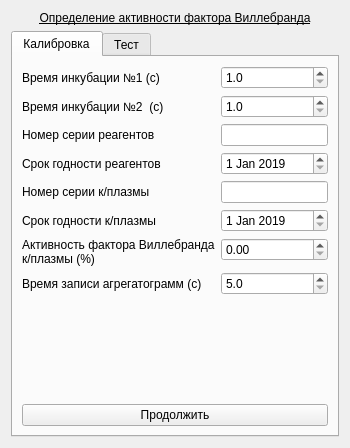
Above: choisedialog/agr2.ui from krang4d/Agrekola before the change. Below: the same form after it.
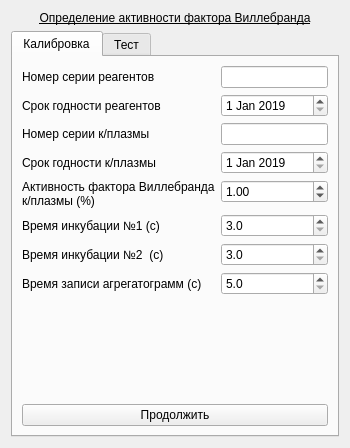
That is the form after the change.

Commit message: fix limits of all input date in the dialog widgets

```diff
--- a/choisedialog/agr2.ui
+++ b/choisedialog/agr2.ui
@@ -37,37 +37,23 @@
        <item>
         <layout class="QFormLayout" name="formLayout_calib">
          <item row="0" column="0">
-          <widget class="QLabel" name="label_calib_1">
-           <property name="text">
-            <string>Время инкубации №1 (с)</string>
-           </property>
-          </widget>
-         </item>
-         <item row="1" column="0">
-          <widget class="QLabel" name="label_calib_2">
-           <property name="text">
-            <string>Время инкубации №2  (с)</string>
-           </property>
-          </widget>
-         </item>
-         <item row="2" column="0">
           <widget class="QLabel" name="label_calib_3">
            <property name="text">
             <string>Номер серии реагентов</string>
            </property>
           </widget>
          </item>
-         <item row="2" column="1">
+         <item row="0" column="1">
           <widget class="QLineEdit" name="lineEdit_calibReagentSerial"/>
          </item>
-         <item row="3" column="0">
+         <item row="1" column="0">
           <widget class="QLabel" name="label_calib_4">
            <property name="text">
             <string>Срок годности реагентов</string>
            </property>
           </widget>
          </item>
-         <item row="3" column="1">
+         <item row="1" column="1">
           <widget class="QDateEdit" name="dateEdit_calibReagent">
            <property name="date">
             <date>
@@ -78,24 +64,24 @@
            </property>
           </widget>
          </item>
-         <item row="4" column="0">
+         <item row="2" column="0">
           <widget class="QLabel" name="label_calib_5">
            <property name="text">
             <string>Номер серии к/плазмы</string>
            </property>
           </widget>
          </item>
-         <item row="4" column="1">
+         <item row="2" column="1">
           <widget class="QLineEdit" name="lineEdit_calibKPlazmaSerial"/>
          </item>
-         <item row="5" column="0">
+         <item row="3" column="0">
           <widget class="QLabel" name="label_calib_6">
            <property name="text">
             <string>Срок годности к/плазмы</string>
            </property>
           </widget>
          </item>
-         <item row="5" column="1">
+         <item row="3" column="1">
           <widget class="QDateEdit" name="dateEdit_calibKPlazma">
            <property name="date">
             <date>
@@ -106,7 +92,7 @@
            </property>
           </widget>
          </item>
-         <item row="6" column="0">
+         <item row="4" column="0">
           <widget class="QLabel" name="label_calib_7">
            <property name="text">
             <string>Активность фактора Виллебранда
@@ -114,6 +100,62 @@
            </property>
           </widget>
          </item>
+         <item row="4" column="1">
+          <widget class="QDoubleSpinBox" name="doubleSpinBox_calibVillebrand">
+           <property name="singleStep">
+            <double>0.100000000000000</double>
+           </property>
+           <property name="value">
+            <double>1.000000000000000</double>
+           </property>
+          </widget>
+         </item>
+         <item row="5" column="0">
+          <widget class="QLabel" name="label_calib_1">
+           <property name="text">
+            <string>Время инкубации №1 (с)</string>
+           </property>
+          </widget>
+         </item>
+         <item row="5" column="1">
+          <widget class="QDoubleSpinBox" name="doubleSpinBox_calibIncubeTime_1">
+           <property name="decimals">
+            <number>1</number>
+           </property>
+           <property name="minimum">
+            <double>3.000000000000000</double>
+           </property>
+           <property name="maximum">
+            <double>300.000000000000000</double>
+           </property>
+           <property name="singleStep">
+            <double>0.100000000000000</double>
+           </property>
+          </widget>
+         </item>
+         <item row="6" column="0">
+          <widget class="QLabel" name="label_calib_2">
+           <property name="text">
+            <string>Время инкубации №2  (с)</string>
+           </property>
+          </widget>
+         </item>
+         <item row="6" column="1">
+          <widget class="QDoubleSpinBox" name="doubleSpinBox_calibIncubeTime_2">
+           <property name="decimals">
+            <number>1</number>
+           </property>
+           <property name="minimum">
+            <double>3.000000000000000</double>
+           </property>
+           <property name="maximum">
+            <double>300.000000000000000</double>
+           </property>
+           <property name="singleStep">
+            <double>0.100000000000000</double>
+           </property>
+          </widget>
+         </item>
          <item row="7" column="0">
           <widget class="QLabel" name="label_calib_8">
            <property name="text">
@@ -121,26 +163,6 @@
            </property>
           </widget>
          </item>
-         <item row="0" column="1">
-          <widget class="QDoubleSpinBox" name="doubleSpinBox_calibIncubeTime_1">
-           <property name="decimals">
-            <number>1</number>
-           </property>
-           <property name="minimum">
-            <double>1.000000000000000</double>
-           </property>
-          </widget>
-         </item>
-         <item row="1" column="1">
-          <widget class="QDoubleSpinBox" name="doubleSpinBox_calibIncubeTime_2">
-           <property name="decimals">
-            <number>1</number>
-           </property>
-           <property name="minimum">
-            <double>1.000000000000000</double>
-           </property>
-          </widget>
-         </item>
          <item row="7" column="1">
           <widget class="QDoubleSpinBox" name="doubleSpinBox_calibWriteTime">
            <property name="decimals">
@@ -154,9 +176,6 @@
            </property>
           </widget>
          </item>
-         <item row="6" column="1">
-          <widget class="QDoubleSpinBox" name="doubleSpinBox_calibVillebrand"/>
-         </item>
         </layout>
        </item>
        <item>
```
Left out of the diff: 7 changed lines with no effect on the pictures. The commit also changes 5 other files.
